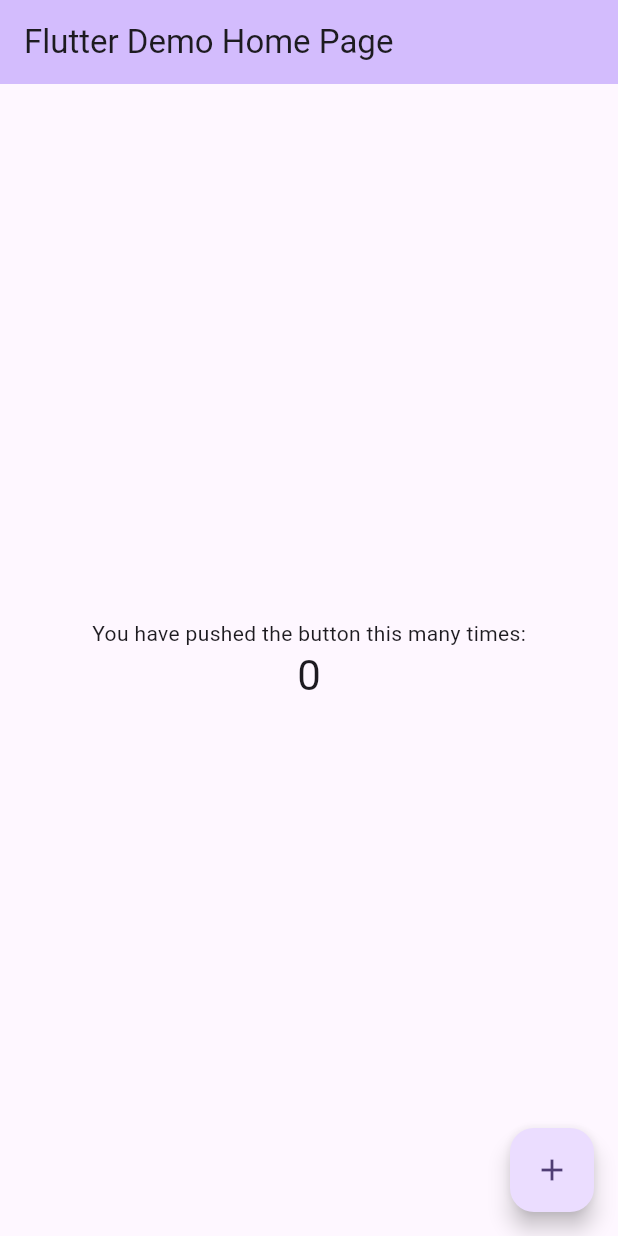
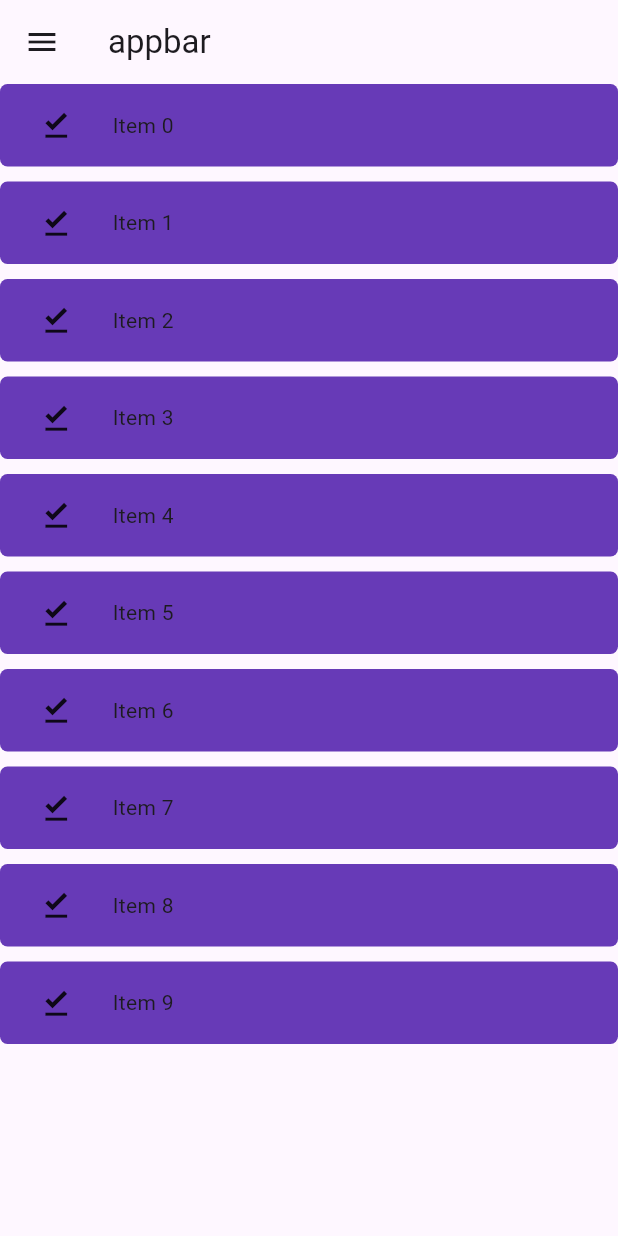
Before and after one commit to CapSmoIIett/torrent_cl, a Flutter app: the screen it shows after launch, on a phone screen of 412 x 824 dp. Run offline on Flutter 3.47's test engine with Material 3 defaults, Android fonts, the phone set to English and light mode, and no system bars; our stand-ins replace auto_route.

Commit message:
Create basic ui.

```diff
--- a/lib/main.dart
+++ b/lib/main.dart
@@ -1,125 +1,25 @@
 import 'package:flutter/material.dart';
 
+import 'package:torrent_cl/presentation/navigation/screen_router.dart';
+
 void main() {
-  runApp(const MyApp());
+  runApp(MyApp());
 }
 
 class MyApp extends StatelessWidget {
-  const MyApp({super.key});
+  MyApp({super.key});
 
-  // This widget is the root of your application.
+  final _appRouter = AppRouter();
+
   @override
   Widget build(BuildContext context) {
-    return MaterialApp(
-      title: 'Flutter Demo',
+    return MaterialApp.router(
       theme: ThemeData(
-        // This is the theme of your application.
-        //
-        // TRY THIS: Try running your application with "flutter run". You'll see
-        // the application has a purple toolbar. Then, without quitting the app,
-        // try changing the seedColor in the colorScheme below to Colors.green
-        // and then invoke "hot reload" (save your changes or press the "hot
-        // reload" button in a Flutter-supported IDE, or press "r" if you used
-        // the command line to start the app).
-        //
-        // Notice that the counter didn't reset back to zero; the application
-        // state is not lost during the reload. To reset the state, use hot
-        // restart instead.
-        //
-        // This works for code too, not just values: Most code changes can be
-        // tested with just a hot reload.
         colorScheme: ColorScheme.fromSeed(seedColor: Colors.deepPurple),
         useMaterial3: true,
       ),
-      home: const MyHomePage(title: 'Flutter Demo Home Page'),
+
+      routerConfig: _appRouter.config(),
     );
   }
 }
-
-class MyHomePage extends StatefulWidget {
-  const MyHomePage({super.key, required this.title});
-
-  // This widget is the home page of your application. It is stateful, meaning
-  // that it has a State object (defined below) that contains fields that affect
-  // how it looks.
-
-  // This class is the configuration for the state. It holds the values (in this
-  // case the title) provided by the parent (in this case the App widget) and
-  // used by the build method of the State. Fields in a Widget subclass are
-  // always marked "final".
-
-  final String title;
-
-  @override
-  State<MyHomePage> createState() => _MyHomePageState();
-}
-
-class _MyHomePageState extends State<MyHomePage> {
-  int _counter = 0;
-
-  void _incrementCounter() {
-    setState(() {
-      // This call to setState tells the Flutter framework that something has
-      // changed in this State, which causes it to rerun the build method below
-      // so that the display can reflect the updated values. If we changed
-      // _counter without calling setState(), then the build method would not be
-      // called again, and so nothing would appear to happen.
-      _counter++;
-    });
-  }
-
-  @override
-  Widget build(BuildContext context) {
-    // This method is rerun every time setState is called, for instance as done
-    // by the _incrementCounter method above.
-    //
-    // The Flutter framework has been optimized to make rerunning build methods
-    // fast, so that you can just rebuild anything that needs updating rather
-    // than having to individually change instances of widgets.
-    return Scaffold(
-      appBar: AppBar(
-        // TRY THIS: Try changing the color here to a specific color (to
-        // Colors.amber, perhaps?) and trigger a hot reload to see the AppBar
-        // change color while the other colors stay the same.
-        backgroundColor: Theme.of(context).colorScheme.inversePrimary,
-        // Here we take the value from the MyHomePage object that was created by
-        // the App.build method, and use it to set our appbar title.
-        title: Text(widget.title),
-      ),
-      body: Center(
-        // Center is a layout widget. It takes a single child and positions it
-        // in the middle of the parent.
-        child: Column(
-          // Column is also a layout widget. It takes a list of children and
-          // arranges them vertically. By default, it sizes itself to fit its
-          // children horizontally, and tries to be as tall as its parent.
-          //
-          // Column has various properties to control how it sizes itself and
-          // how it positions its children. Here we use mainAxisAlignment to
-          // center the children vertically; the main axis here is the vertical
-          // axis because Columns are vertical (the cross axis would be
-          // horizontal).
-          //
-          // TRY THIS: Invoke "debug painting" (choose the "Toggle Debug Paint"
-          // action in the IDE, or press "p" in the console), to see the
-          // wireframe for each widget.
-          mainAxisAlignment: MainAxisAlignment.center,
-          children: <Widget>[
-            const Text(
-              'You have pushed the button this many times:',
-            ),
-            Text(
-              '$_counter',
-              style: Theme.of(context).textTheme.headlineMedium,
-            ),
-          ],
-        ),
-      ),
-      floatingActionButton: FloatingActionButton(
-        onPressed: _incrementCounter,
-        tooltip: 'Increment',
-        child: const Icon(Icons.add),
-      ), // This trailing comma makes auto-formatting nicer for build methods.
-    );
-  }
-}
--- /dev/null
+++ b/lib/presentation/navigation/screen_router.dart
@@ -0,0 +1,24 @@
+import 'package:auto_route/auto_route.dart';
+
+import 'package:torrent_cl/presentation/screens/home/home_screen.dart';
+import 'package:torrent_cl/presentation/screens/logs/logs_screen.dart';
+import 'package:torrent_cl/presentation/screens/settings/settings_screen.dart';
+import 'package:torrent_cl/presentation/screens/tracker_list/tracker_list_screen.dart';
+
+part 'screen_router.gr.dart';
+
+@AutoRouterConfig(replaceInRouteName: 'Screen|Page,Route')
+class AppRouter extends RootStackRouter {
+  @override
+  List<AutoRoute> get routes => [
+        AutoRoute(
+          page: HomeRoute.page,
+          initial: true,
+          children: [
+            AutoRoute(page: TrackerListRoute.page),
+            AutoRoute(page: SettingsRoute.page),
+            AutoRoute(page: LogsRoute.page),
+          ],
+        ),
+      ];
+}
--- /dev/null
+++ b/lib/presentation/screens/home/home_screen.dart
@@ -0,0 +1,81 @@
+import 'package:auto_route/annotations.dart';
+import 'package:auto_route/auto_route.dart';
+import 'package:flutter/material.dart';
+import 'package:torrent_cl/presentation/navigation/screen_router.dart';
+
+
+@RoutePage()
+class HomeScreen extends StatelessWidget {
+  const HomeScreen({super.key});
+
+  @override
+  Widget build(BuildContext context) {
+    return AutoTabsRouter(
+      homeIndex: 0,
+      routes: [
+        TrackerListRoute(),
+        SettingsRoute(),
+        LogsRoute(),
+      ],
+
+      builder: (context, child) {
+        final controller = AutoTabsRouter.of(context);
+
+        final tabs = {
+          TrackerListRoute.name: 0,
+          SettingsRoute.name:    1,
+          LogsRoute.name:        2,
+        };
+
+        return Scaffold(
+          appBar: AppBar(
+            title: Text('appbar'),
+            leading: Builder(
+              builder: (context) {
+                return IconButton(
+                  icon: const Icon(Icons.menu),
+                  onPressed: () {
+                    Scaffold.of(context).openDrawer();
+                  },
+                );
+              },
+            ),
+          ),
+          drawer: Drawer(
+            child: ListView(
+              padding: EdgeInsets.zero,
+              children: [
+                const DrawerHeader(
+                    decoration: BoxDecoration(
+                      color: Colors.deepPurple,
+                    ),
+                    child: Center(
+                      child: Text('Torrent'),
+                    )),
+                ListTile(
+                  title: const Text('Home'),
+                  onTap: () {
+                    controller.setActiveIndex(tabs[TrackerListRoute.name]!);
+                  },
+                ),
+                ListTile(
+                  title: const Text('Settings'),
+                  onTap: () {
+                    controller.setActiveIndex(tabs[SettingsRoute.name]!);
+                  },
+                ),
+                ListTile(
+                  title: const Text('Logs'),
+                  onTap: () {
+                    controller.setActiveIndex(tabs[LogsRoute.name]!);
+                  },
+                ),
+              ],
+            ),
+          ),
+          body: child,
+        );
+      },
+    );
+  }
+}
--- /dev/null
+++ b/lib/presentation/screens/logs/logs_screen.dart
@@ -0,0 +1,12 @@
+import 'package:auto_route/annotations.dart';
+import 'package:flutter/material.dart';
+
+@RoutePage()
+class LogsScreen extends StatelessWidget {
+  const LogsScreen({super.key});
+
+  @override
+  Widget build(BuildContext context) {
+    return Placeholder(color: Colors.red);
+  }
+}
--- /dev/null
+++ b/lib/presentation/screens/settings/settings_screen.dart
@@ -0,0 +1,12 @@
+import 'package:auto_route/annotations.dart';
+import 'package:flutter/material.dart';
+
+@RoutePage()
+class SettingsScreen extends StatelessWidget {
+  const SettingsScreen({super.key});
+
+  @override
+  Widget build(BuildContext context) {
+    return Placeholder(color: Colors.green);
+  }
+}
--- /dev/null
+++ b/lib/presentation/screens/tracker_list/tracker_list_screen.dart
@@ -0,0 +1,37 @@
+import 'package:auto_route/annotations.dart';
+import 'package:flutter/material.dart';
+
+@RoutePage()
+class TrackerListScreen extends StatelessWidget {
+  const TrackerListScreen ({super.key});
+
+  @override
+  Widget build(BuildContext context) {
+    return ListView.separated(
+          itemBuilder: (BuildContext context, int index){
+            return buildChild(index);
+          },
+          separatorBuilder: (BuildContext context, int index) {
+            return SizedBox(height: 10, );
+          },
+          itemCount: 10,
+        );
+  }
+
+  buildChild(int i){
+    return Container(
+      decoration: BoxDecoration (
+        color:  Colors.deepPurple,
+        borderRadius: BorderRadius.circular(5),
+      ),
+      padding: const EdgeInsets.symmetric(horizontal: 25, vertical: 15),
+      child: Row(
+        children: [
+          Icon(Icons.file_download_done, size:25),
+          SizedBox(width: 25,),
+          Text('Item $i',),
+        ],
+      ),
+    );
+  }
+}
```
Also changed, not shown: lib/presentation/navigation/screen_router.gr.dart (added).
